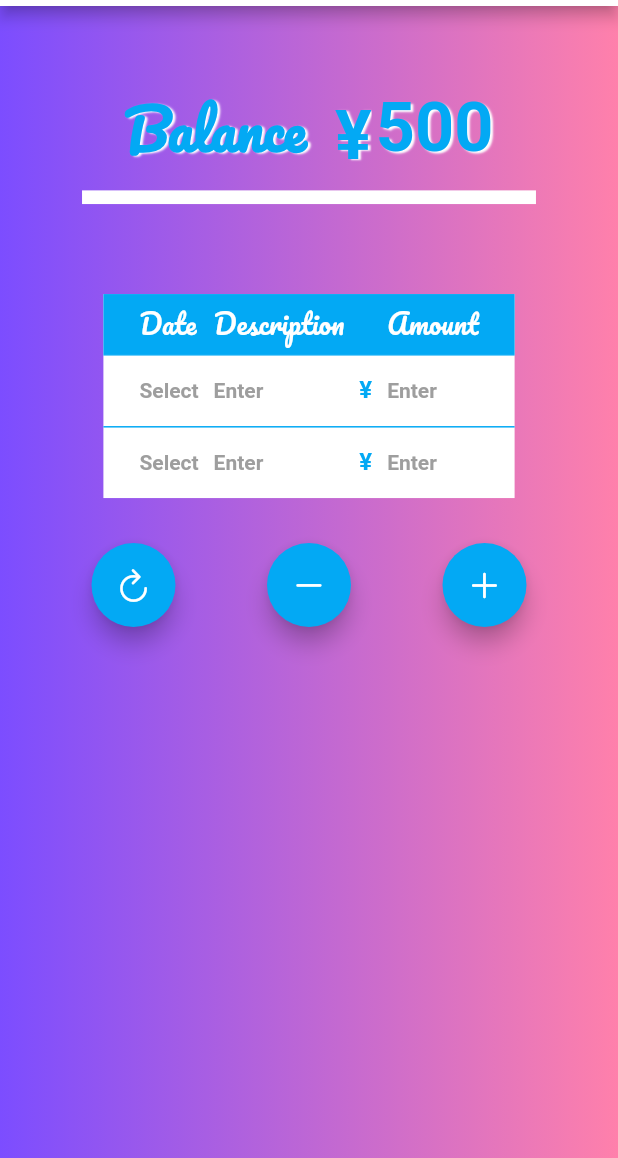
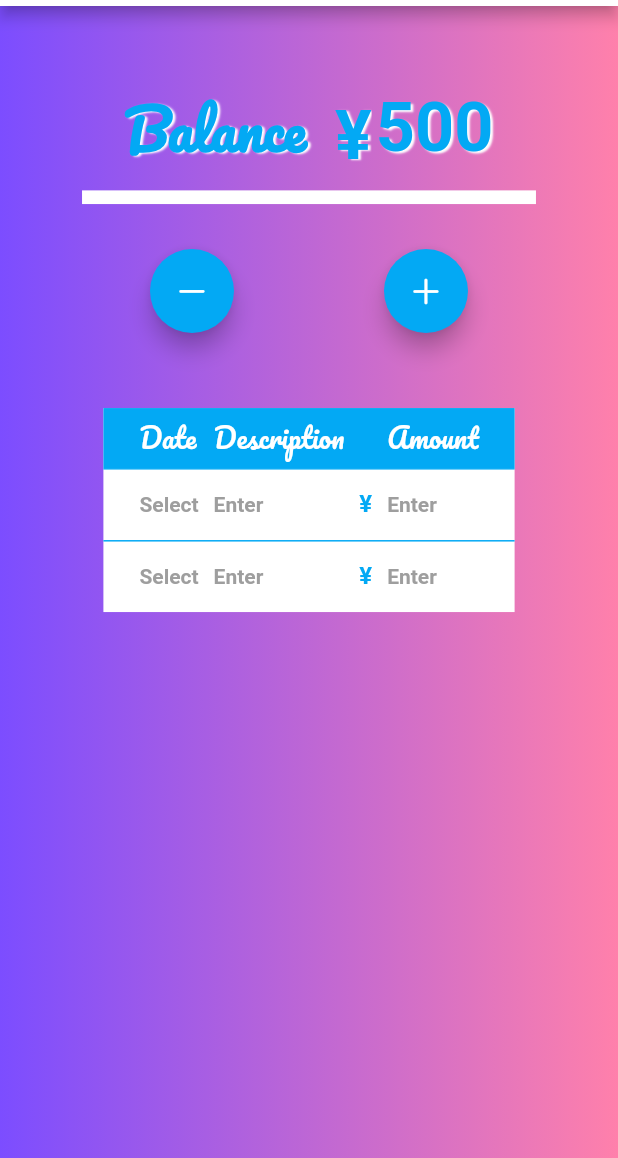
Before and after one commit to fcb1899v/allowance_flutter, a Flutter app: the screen it shows after launch, after a tap on an icon or button, on a phone screen of 412 x 824 dp, the part 78-1236 px from its top. Run offline on Flutter 3.47's test engine with Material 2 defaults, Android fonts, the light colour scheme and no system bars; drawn by our look-alikes of percent_indicator; our stand-ins replace shared_preferences.

Commit message:
2nd Commit

```diff
--- a/lib/MainView/allowance.dart
+++ b/lib/MainView/allowance.dart
@@ -36,8 +36,7 @@ class _AllowancePageState extends State<AllowancePage> {
     return ScopedModel<mainViewModel>(
       model: viewModel,
       child: ScopedModelDescendant<mainViewModel>(
-            builder: (context, child, model) =>
-              Container(
+        builder: (context, child, model) => Container(
           decoration: BoxDecoration(
             gradient: LinearGradient(
               colors: <Color>[
@@ -50,16 +49,18 @@ class _AllowancePageState extends State<AllowancePage> {
             resizeToAvoidBottomInset: false,
             backgroundColor: Colors.transparent,
             appBar: mainAppBar(),
-                  body: Center(
+            body: SingleChildScrollView(
+              child: Center(
                 child: Column(
                   children: <Widget>[
                     SizedBox(height: 50),
                     balanceView(viewModel, allowance),
-                        SizedBox(height: 60),
-                        spendSpreadSheet(viewModel),
                     SizedBox(height: 30),
                     counterPlusMinus(viewModel),
+                    SizedBox(height: 50),
+                    spendSpreadSheet(viewModel),
                   ]
+                ),
               ),
             ),
           ),
--- a/lib/MainView/balanceView.dart
+++ b/lib/MainView/balanceView.dart
@@ -82,7 +82,7 @@ class balanceViewState extends State<balanceView> {
                       );
                     }).toList(),
                   ),
-                  Text(widget.allowance.toBalance(viewModel.amntlist).toString(),
+                  Text(widget.allowance.toBalance(viewModel.amntlist, viewModel.counter),
                     style: TextStyle(
                       color: Colors.lightBlue,
                       fontSize: 50,
@@ -102,7 +102,7 @@ class balanceViewState extends State<balanceView> {
                 width: MediaQuery.of(context).size.width - 60,
                 lineHeight: 10.0,
                 linearStrokeCap: LinearStrokeCap.butt,
-                percent: widget.allowance.toPercent(viewModel.amntlist),
+                percent: widget.allowance.toPercent(viewModel.amntlist, viewModel.counter),
                 animation: true,
                 animationDuration: 2000,
                 backgroundColor: Colors.white,
--- a/lib/MainView/counterPlusMinus.dart
+++ b/lib/MainView/counterPlusMinus.dart
@@ -19,15 +19,15 @@ class counterPlusMinusState extends State<counterPlusMinus> {
       mainAxisAlignment: MainAxisAlignment.center,
       children: [
         Spacer(),
-        FloatingActionButton(
-          backgroundColor: Colors.lightBlue,
-          onPressed: () { // Startボタンタップ時の処理
-            viewModel.refresh();
-          },
-          child: Icon(CupertinoIcons.refresh),
-          tooltip: 'Decrease',
-        ),
-        Spacer(),
+        // FloatingActionButton(
+        //   backgroundColor: Colors.lightBlue,
+        //   onPressed: () { // Startボタンタップ時の処理
+        //     viewModel.refresh();
+        //   },
+        //   child: Icon(CupertinoIcons.refresh),
+        //   tooltip: 'Decrease',
+        // ),
+        // Spacer(),
         // FloatingActionButton(
         //   backgroundColor: Colors.lightBlue,
         //   onPressed: () { // Startボタンタップ時の処理
@@ -38,7 +38,7 @@ class counterPlusMinusState extends State<counterPlusMinus> {
         // ),
         // Spacer(),
         FloatingActionButton(
-          backgroundColor: Colors.lightBlue,
+          backgroundColor: (viewModel.counter > 1) ? Colors.lightBlue: Colors.grey,
           onPressed: () { // Startボタンタップ時の処理
             viewModel.decreaseCounter();
           },
@@ -47,7 +47,7 @@ class counterPlusMinusState extends State<counterPlusMinus> {
         ),
         Spacer(),
         FloatingActionButton(
-          backgroundColor: Colors.lightBlue,
+          backgroundColor: (viewModel.counter < 10) ? Colors.lightBlue: Colors.grey,
           onPressed: () { // Stopボタンタップ時の処理
             viewModel.increaseCounter();
           },
--- a/lib/MainView/mainViewModel.dart
+++ b/lib/MainView/mainViewModel.dart
@@ -42,7 +42,7 @@ class mainViewModel extends Model {
   }
 
   void decreaseCounter() async {
-    if (counter > 2) { _counter--; }
+    if (counter > 1) { _counter--; }
     print("decreaseCounter : ${_counter}");
     saveCounter();
     notifyListeners();
--- a/lib/MainView/spendSpreadSheet.dart
+++ b/lib/MainView/spendSpreadSheet.dart
@@ -49,7 +49,6 @@ class spendSpreadSheetState extends State<spendSpreadSheet> {
         textAlign: TextAlign.right,
     );
   }
-
 
   List<DataRow> getDataRows() {
     List<DataRow> datarows = [];
--- a/lib/SpendAllowance.dart
+++ b/lib/SpendAllowance.dart
@@ -15,19 +15,23 @@ extension StringExt on String {
     return (int.parse(this) > 0) ? int.parse(this) : defaultint;
   }
 
-  int toBalance(List<int> spendlist) {
-    final balance = this.toInt(500) - spendlist.toSum();
-    return (balance > 0) ? balance : 0;
+  String toBalance(List<int> amountlist, int counternum) {
+    final balance = this.toInt(500) - amountlist.toSum(counternum);
+    return (balance > 0) ? balance.toString() : "0";
   }
 
-  double toPercent(List<int> spendlist) {
-    final percent = spendlist.toSum().toDouble() / this.toInt(500).toDouble();
+  double toPercent(List<int> amountlist, int counternum) {
+    final percent = amountlist.toSum(counternum).toDouble() / this.toInt(500).toDouble();
     return (percent < 1) ? percent : 1;
   }
 }
 
 extension IntArrayExt on List<int> {
-  int toSum() {
-    return this.reduce((value, element) => value + element);
+  int toSum(int counternum) {
+    var sumvalue = 0;
+    for (var i = 0; i < counternum; i++) {
+      sumvalue += this[i];
+    }
+    return sumvalue;
   }
 }
```
Lines whose indentation alone changed are shown as unchanged.
